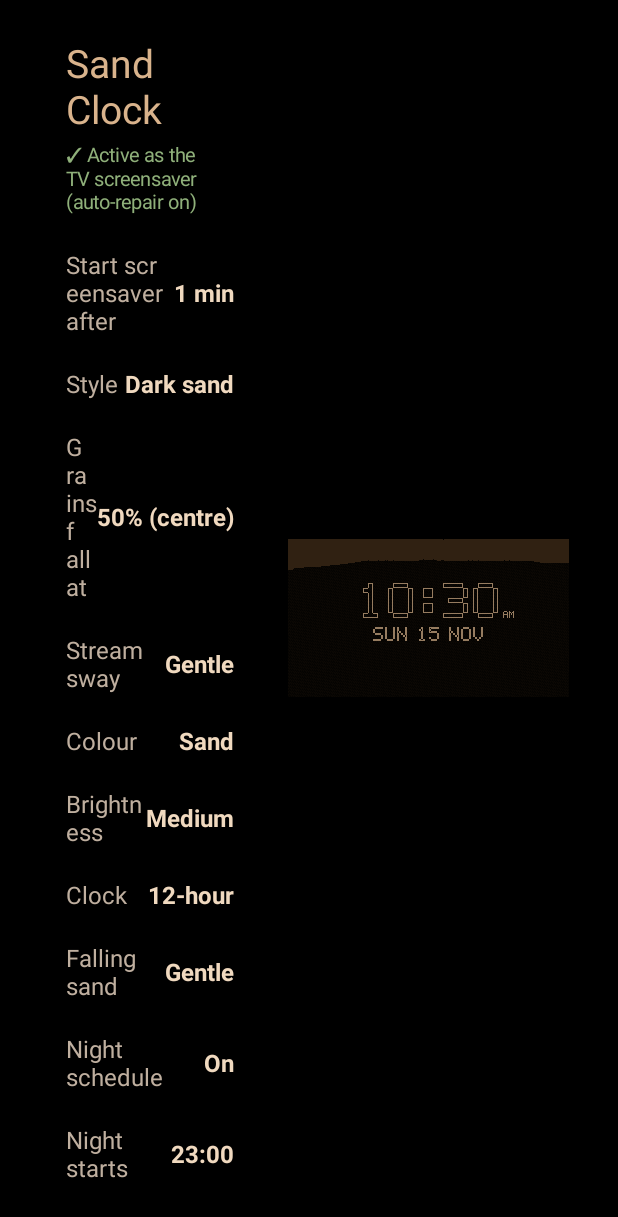
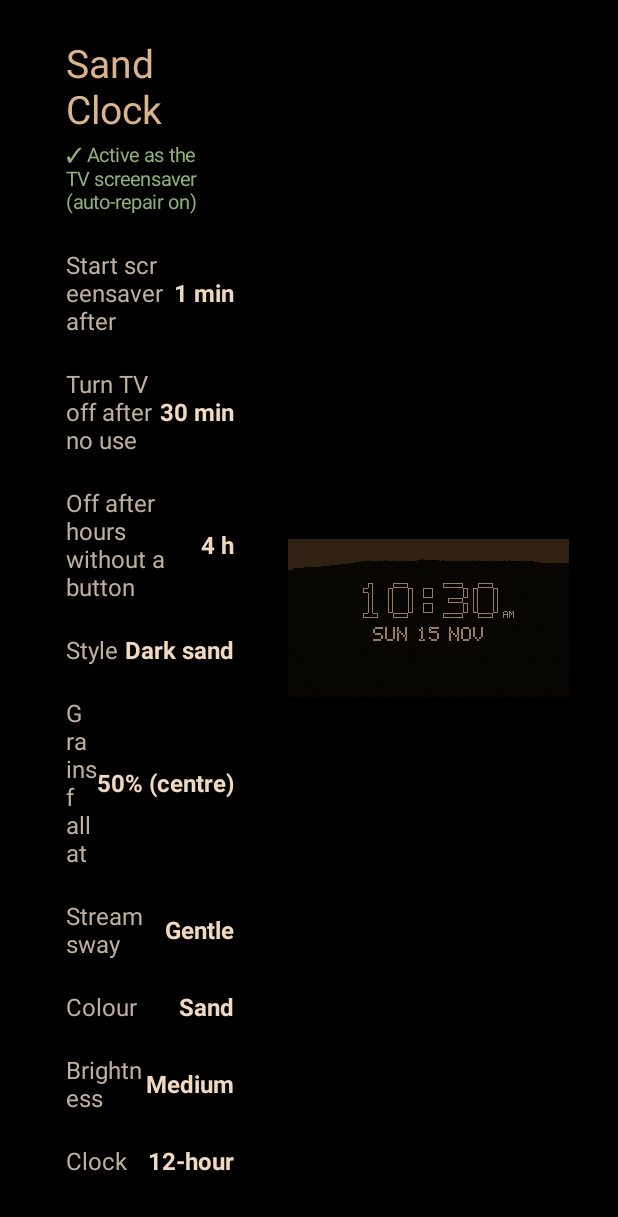
Before and after one commit to ezekielchow/sand-clock-tv, an Android app: the screen it shows after launch (SettingsActivity), after a tap on "Style", on a phone screen of 412 x 824 dp. Shown: the top 1217 px of the screen. Run offline under Robolectric (Android 15) with nearby library versions, the phone set to English and light mode, and no system bars; 3 other taps on this screen came first.

Commit message:
Add TV idle settings: standby and inactivity shut-off
Two new rows next to "Start screensaver after", writing Android's own
settings (needs the WRITE_SECURE_SETTINGS adb grant):
- Turn TV off after no use (sleep_timeout): Never, 30 min to 8 h
- Off after hours without a button (attentive_timeout): Off, 4 to 24 h

Co-Authored-By: Claude Opus 5.5 <noreply@anthropic.com>

```diff
--- a/app/src/main/java/com/local/sandclock/SettingsActivity.java
+++ b/app/src/main/java/com/local/sandclock/SettingsActivity.java
@@ -98,6 +98,27 @@ public class SettingsActivity extends Activity {
                 while (k < options.length - 1 && options[k] < cur) k++;
                 if (options[k] == cur || d < 0) k = wrap(k + d, options.length);
                 SystemTweaks.setScreensaverDelayMin(SettingsActivity.this, options[k]);
+            }
+        });
+        // Android's own idle settings that decide when the TV switches itself off.
+        addRow(list, new Row("Turn TV off after no use") {
+            final int[] options = {-1, 30, 60, 120, 240, 480};
+            String value() {
+                if (!SystemTweaks.canWrite(SettingsActivity.this)) return "needs adb grant";
+                return minutesLabel(SystemTweaks.secureMinutes(SettingsActivity.this, "sleep_timeout"), "Never");
+            }
+            void step(int d) {
+                cycleSecure("sleep_timeout", options, d);
+            }
+        });
+        addRow(list, new Row("Off after hours without a button") {
+            final int[] options = {-1, 240, 480, 720, 1440};
+            String value() {
+                if (!SystemTweaks.canWrite(SettingsActivity.this)) return "needs adb grant";
+                return minutesLabel(SystemTweaks.secureMinutes(SettingsActivity.this, "attentive_timeout"), "Off");
+            }
+            void step(int d) {
+                cycleSecure("attentive_timeout", options, d);
             }
         });
         addRow(list, new Row("Style") {
@@ -284,6 +305,19 @@ public class SettingsActivity extends Activity {
         list.addView(item);
     }
 
+    private void cycleSecure(String key, int[] options, int d) {
+        int cur = SystemTweaks.secureMinutes(this, key);
+        int k = 0;
+        for (int i = 0; i < options.length; i++) if (options[i] == cur) k = i;
+        SystemTweaks.setSecureMinutes(this, key, options[wrap(k + d, options.length)]);
+    }
+
+    private static String minutesLabel(int m, String never) {
+        if (m < 0) return never;
+        if (m < 60) return m + " min";
+        return (m % 60 == 0 ? String.valueOf(m / 60) : String.format(java.util.Locale.US, "%.1f", m / 60f)) + " h";
+    }
+
     /** Buttons that some remotes use instead of a centre OK. */
     private static boolean isSelect(int keyCode) {
         return keyCode == KeyEvent.KEYCODE_ENTER || keyCode == KeyEvent.KEYCODE_NUMPAD_ENTER
--- a/app/src/main/java/com/local/sandclock/SystemTweaks.java
+++ b/app/src/main/java/com/local/sandclock/SystemTweaks.java
@@ -91,6 +91,26 @@ final class SystemTweaks {
         }
     }
 
+    /** A secure setting in minutes (-1 = never). */
+    static int secureMinutes(Context c, String key) {
+        try {
+            int ms = Settings.Secure.getInt(c.getContentResolver(), key, -1);
+            return ms < 0 ? -1 : ms / 60_000;
+        } catch (RuntimeException e) {
+            return -1;
+        }
+    }
+
+    /** Sets a secure setting given in minutes (-1 = never). Needs the adb grant. */
+    static boolean setSecureMinutes(Context c, String key, int minutes) {
+        if (!canWrite(c)) return false;
+        try {
+            return Settings.Secure.putInt(c.getContentResolver(), key, minutes < 0 ? -1 : minutes * 60_000);
+        } catch (RuntimeException e) {
+            return false;
+        }
+    }
+
     private static SharedPreferences store(Context c) {
         return c.getSharedPreferences("sandclock_restore", Context.MODE_PRIVATE);
     }
```
